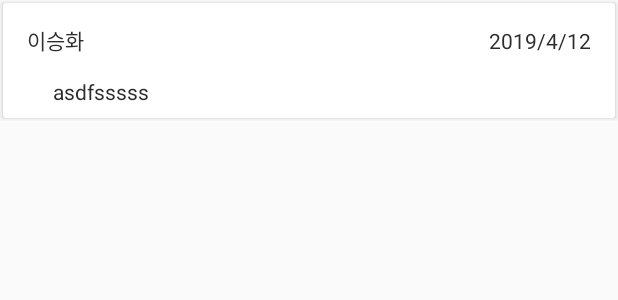
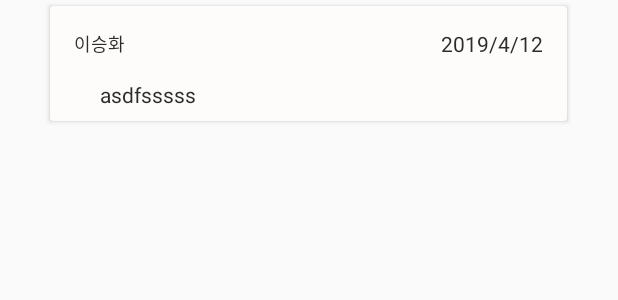
Before and after one commit to movengers/lunch-waiting, an Android app: the layout child_board.xml on its own in the app's theme, with its tools: preview values and no code run, on a phone screen of 412 x 824 dp. Shown: the top 300 px of the screen. Run offline under Robolectric (Android 15) with nearby library versions, the phone set to English and light mode, and no system bars.

Commit message:
Modify Board Answer Design
modify board answer design & activity loading

```diff
--- a/Android/GCRestaurant/app/src/main/res/layout/child_board.xml
+++ b/Android/GCRestaurant/app/src/main/res/layout/child_board.xml
@@ -8,14 +8,16 @@
     android:layout_marginBottom="7dp">
 
     <android.support.v7.widget.CardView
-    android:layout_width="match_parent"
+        android:id="@+id/cardView_child"
+        android:layout_width="350dp"
         android:layout_height="wrap_content"
-    android:id = "@+id/cardView_child"
-    android:layout_margin = "2dp">
+        android:layout_centerHorizontal="true"
+        app:cardBackgroundColor="#FDFCFA"
+        app:cardUseCompatPadding="true">
+
         <android.support.constraint.ConstraintLayout
             android:layout_width="match_parent"
-        android:layout_height="wrap_content"
-        >
+            android:layout_height="wrap_content">
 
             <TextView
                 android:id="@+id/child_view"
@@ -24,13 +26,14 @@
                 android:layout_gravity="center"
                 android:layout_marginStart="8dp"
                 android:layout_marginTop="8dp"
+                android:layout_marginEnd="8dp"
                 android:layout_marginBottom="8dp"
                 android:paddingHorizontal="25dp"
                 android:text="asdfsssss"
                 android:textColor="@color/textDefault"
                 android:textSize="14sp"
                 app:layout_constraintBottom_toBottomOf="parent"
-            app:layout_constraintEnd_toEndOf="@+id/constraintLayout3"
+                app:layout_constraintEnd_toEndOf="parent"
                 app:layout_constraintStart_toStartOf="@+id/constraintLayout3"
                 app:layout_constraintTop_toBottomOf="@+id/constraintLayout3" />
 
@@ -49,6 +52,8 @@
                     android:layout_height="wrap_content"
                     android:layout_marginStart="16dp"
                     android:text="이승화"
+                    android:textSize="12dp"
+                    android:fontFamily="@font/hannah"
                     android:textColor="@color/textDefault"
                     app:layout_constraintBottom_toBottomOf="parent"
                     app:layout_constraintStart_toStartOf="parent"
@@ -58,7 +63,6 @@
                     android:id="@+id/board_date"
                     android:layout_width="wrap_content"
                     android:layout_height="wrap_content"
-
                     android:layout_marginEnd="16dp"
                     android:text="2019/4/12"
                     android:textColor="@color/textDefault"
```
Also changed, not shown: Android/GCRestaurant/app/src/main/res/layout/activity_loading.xml (+12 -0 lines). Lines whose indentation alone changed are shown as unchanged.
